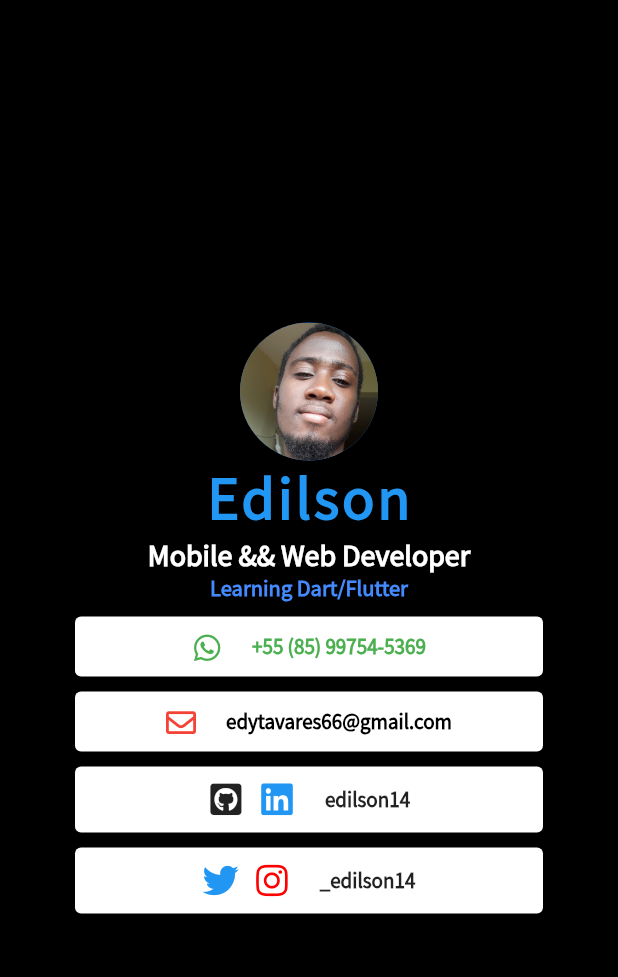
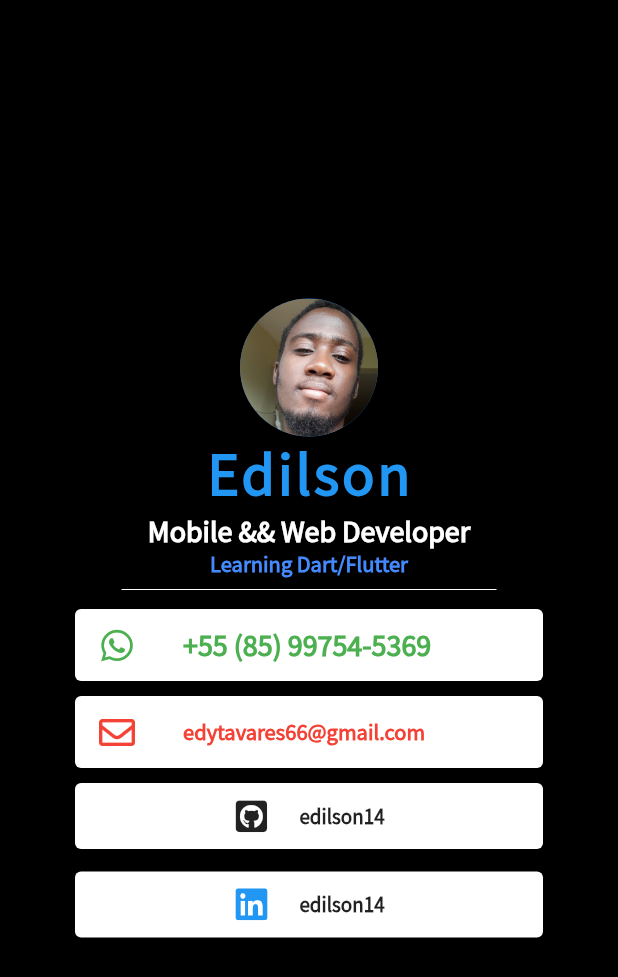
Before and after one commit to edilson14/mi_card_flutter, a Flutter app: the screen it shows after launch, on a phone screen of 412 x 824 dp. Shown: the top 977 px of the screen. Run offline on Flutter 3.47's test engine with Material 2 defaults, Android fonts, the phone set to English and light mode, and no system bars; our stand-ins replace font_awesome_flutter.

Commit message:
all contacts

```diff
--- a/lib/main.dart
+++ b/lib/main.dart
@@ -48,63 +48,52 @@ class MiCard extends StatelessWidget {
                   fontWeight: FontWeight.bold,
                 ),
               ),
+              SizedBox(
+                width: 250.0,
+                child: Divider(
+                  color: Colors.white,
+                ),
+              ),
               Card(
-                color: Colors.white,
-                margin: EdgeInsets.fromLTRB(50, 10, 50, 0),
-                child: Padding(
-                  padding: EdgeInsets.all(10.0),
-                  child: Row(
-                    mainAxisAlignment: MainAxisAlignment.center,
-                    children: <Widget>[
-                      Icon(
+                margin: EdgeInsets.symmetric(horizontal: 50, vertical: 5),
+                child: ListTile(
+                  leading: Icon(
                     FontAwesomeIcons.whatsapp,
-                        size: 20,
                     color: Colors.green,
                   ),
-                      SizedBox(
-                        width: 20.0,
-                      ),
-                      Text(
+                  title: Text(
                     '+55 (85) 99754-5369',
                     style: TextStyle(
                       fontFamily: 'Source Sans Pro',
                       fontWeight: FontWeight.bold,
                       color: Colors.green,
+                      fontSize: 20,
                     ),
                   ),
-                    ],
-                  ),
+                  dense: true,
                 ),
               ),
               Card(
-                margin: EdgeInsets.fromLTRB(50, 10, 50, 0),
-                child: Padding(
-                  padding: EdgeInsets.all(10.0),
-                  child: Row(
-                    mainAxisAlignment: MainAxisAlignment.center,
-                    children: <Widget>[
-                      Icon(
+                margin: EdgeInsets.symmetric(horizontal: 50, vertical: 5),
+                child: ListTile(
+                  leading: Icon(
                     FontAwesomeIcons.envelope,
-                        size: 20,
                     color: Colors.red,
                   ),
-                      SizedBox(
-                        width: 20.0,
-                      ),
-                      Text(
+                  title: Text(
                     'edytavares66@gmail.com',
                     style: TextStyle(
-                          color: Colors.black,
+                      color: Colors.red,
                       fontFamily: 'Source Sans Pro',
                       fontWeight: FontWeight.bold,
+                      fontSize: 15,
                     ),
-                      )
-                    ],
                   ),
+                  dense: true,
                 ),
               ),
               Card(
-                margin: EdgeInsets.fromLTRB(50, 10, 50, 0),
+                margin: EdgeInsets.symmetric(horizontal: 50, vertical: 5),
                 child: Padding(
                   padding: EdgeInsets.all(10),
                   child: Row(
@@ -112,13 +101,6 @@ class MiCard extends StatelessWidget {
                     children: <Widget>[
                       Icon(
                         FontAwesomeIcons.githubSquare,
-                      ),
-                      SizedBox(
-                        width: 10.0,
-                      ),
-                      Icon(
-                        FontAwesomeIcons.linkedin,
-                        color: Colors.blue,
                       ),
                       SizedBox(
                         width: 20.0,
@@ -142,21 +124,14 @@ class MiCard extends StatelessWidget {
                     mainAxisAlignment: MainAxisAlignment.center,
                     children: <Widget>[
                       Icon(
-                        FontAwesomeIcons.twitter,
+                        FontAwesomeIcons.linkedin,
                         color: Colors.blue,
-                      ),
-                      SizedBox(
-                        width: 10,
-                      ),
-                      Icon(
-                        FontAwesomeIcons.instagram,
-                        color: Color.fromRGBO(255, 0, 0, 1),
                       ),
                       SizedBox(
                         width: 20.0,
                       ),
                       Text(
-                        '_edilson14',
+                        'edilson14',
                         style: TextStyle(
                           fontWeight: FontWeight.bold,
                           fontFamily: 'Source Sans Pro',
```
Lines whose indentation alone changed are shown as unchanged.
